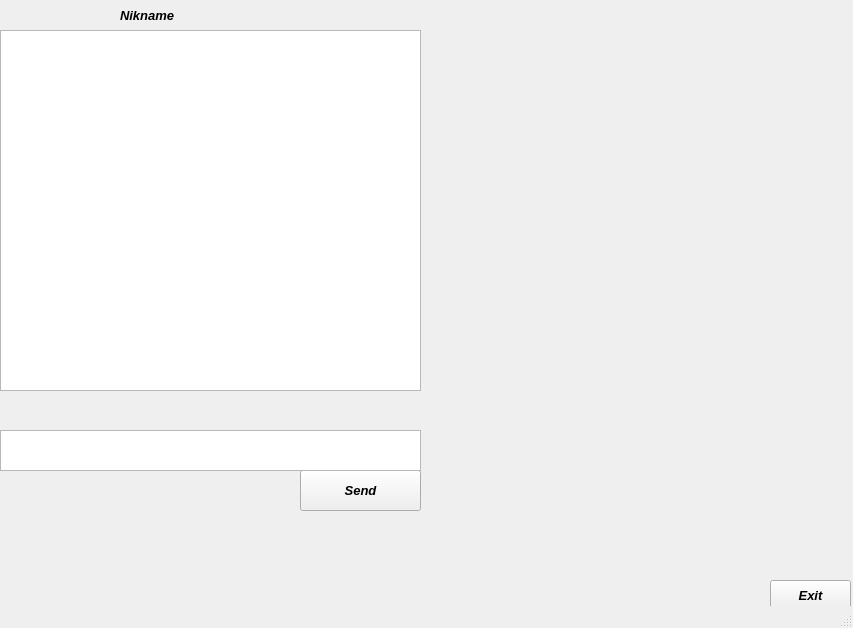
The window that QTClient/mainwindow.ui (icarazob/TCPVideoChatQT) describes before a commit, drawn with Qt 5.
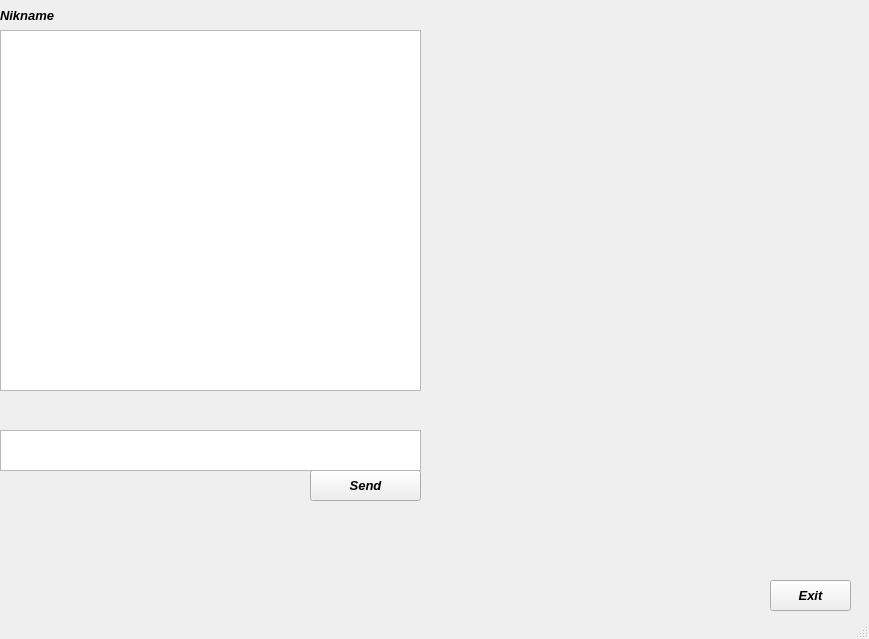
The same window after the commit.

```diff
--- a/QTClient/mainwindow.ui
+++ b/QTClient/mainwindow.ui
@@ -6,8 +6,8 @@
    <rect>
     <x>0</x>
     <y>0</y>
-    <width>853</width>
-    <height>628</height>
+    <width>869</width>
+    <height>639</height>
    </rect>
   </property>
   <property name="font">
@@ -62,10 +62,10 @@
    <widget class="QPushButton" name="sendButton">
     <property name="geometry">
      <rect>
-      <x>300</x>
+      <x>310</x>
       <y>470</y>
-      <width>121</width>
-      <height>41</height>
+      <width>111</width>
+      <height>31</height>
      </rect>
     </property>
     <property name="font">
@@ -97,7 +97,7 @@
    <widget class="QLabel" name="nameLabel">
     <property name="geometry">
      <rect>
-      <x>120</x>
+      <x>0</x>
       <y>0</y>
       <width>121</width>
       <height>31</height>
```
